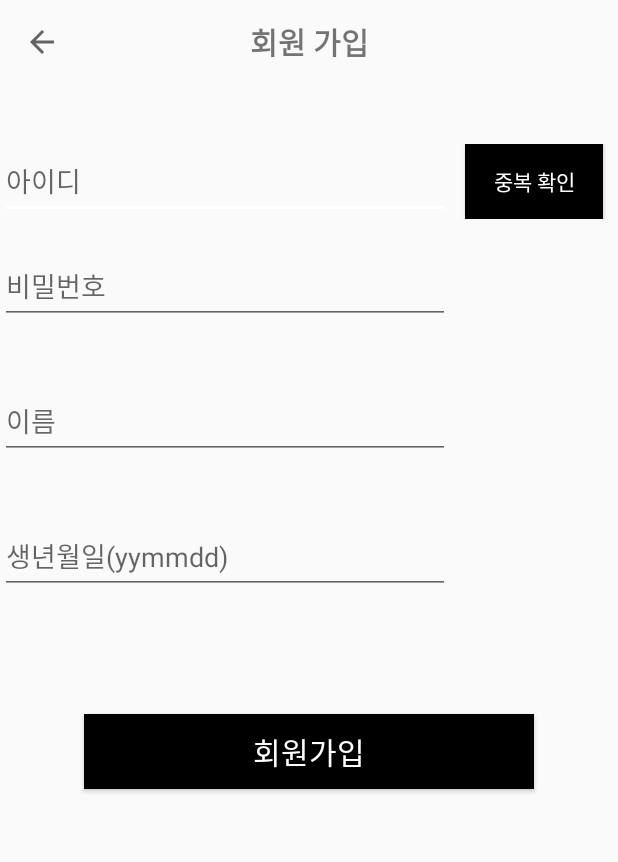
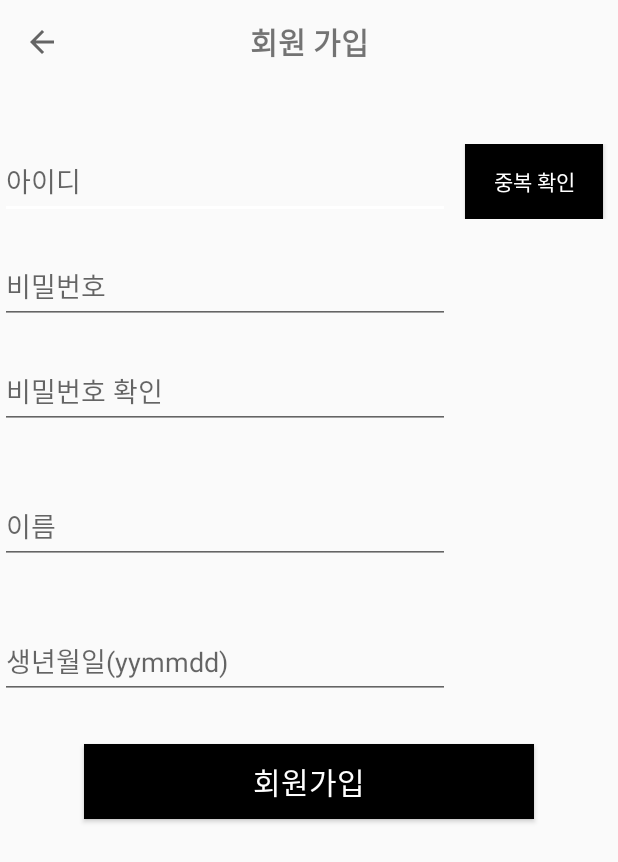
Before and after one commit to Mocarice/doctorshow, an Android app: the RegisterActivity screen opened directly, with no data from a screen before it, on a phone screen of 412 x 824 dp. Shown: the top 862 px of the screen. Run offline under Robolectric (Android 15) with nearby library versions, the phone set to English and light mode, and no system bars; our stand-ins replace Volley; network calls fail.

Commit message:
회원가입 오류 수정
회원가입 오류 수정

```diff
--- a/DOCSHOWApp/app/src/main/res/layout/activity_register.xml
+++ b/DOCSHOWApp/app/src/main/res/layout/activity_register.xml
@@ -65,6 +65,15 @@
         android:inputType="textPassword" />
 
     <EditText
+        android:id="@+id/confirm"
+        android:layout_width="300dp"
+        android:layout_height="50dp"
+        android:layout_marginTop="20dp"
+        android:ems="10"
+        android:hint="비밀번호 확인"
+        android:inputType="textPassword" />
+
+    <EditText
         android:id="@+id/nameText"
         android:layout_width="300dp"
         android:layout_height="50dp"
@@ -74,7 +83,7 @@
         android:inputType="textPersonName" />
 
     <EditText
-        android:id="@+id/ageText"
+        android:id="@+id/birthText"
         android:layout_width="300dp"
         android:layout_height="50dp"
         android:layout_marginTop="40dp"
@@ -87,7 +96,7 @@
         android:layout_width="300dp"
         android:layout_gravity="center"
         android:layout_height="50dp"
-        android:layout_marginTop="80dp"
+        android:layout_marginTop="30dp"
         android:text="회원가입"
         android:textSize="20dp"
         android:background="#000000"
```
Also changed, not shown: DOCSHOWApp/app/src/main/java/com/example/simdaebeom/docshowapp/RegisterActivity.java (+57 -10 lines).
